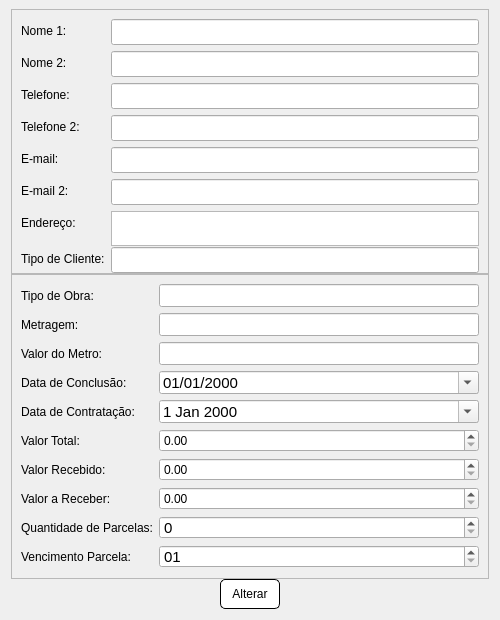
Old version of the form screens/show_project.ui in the repository devfabri/Arquitetura-Pereira.
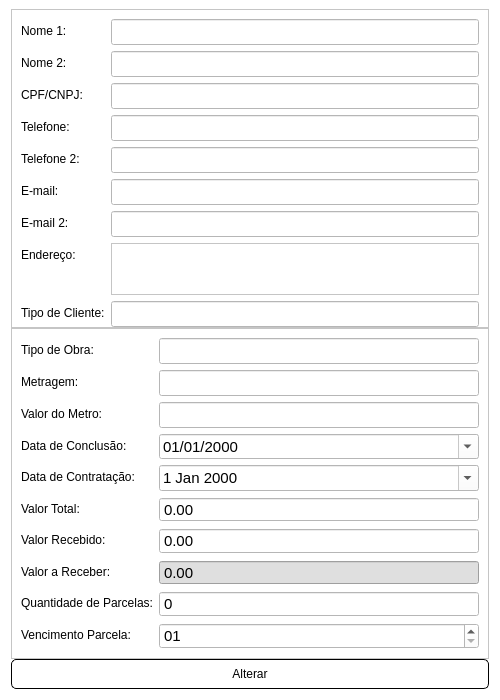
New version of the form.

What changed in the file:
```diff
--- a/screens/show_project.ui
+++ b/screens/show_project.ui
@@ -7,24 +7,27 @@
     <x>0</x>
     <y>0</y>
     <width>500</width>
-    <height>620</height>
+    <height>700</height>
    </rect>
   </property>
   <property name="minimumSize">
    <size>
     <width>500</width>
-    <height>620</height>
+    <height>700</height>
    </size>
   </property>
   <property name="maximumSize">
    <size>
     <width>500</width>
-    <height>650</height>
+    <height>700</height>
    </size>
   </property>
   <property name="windowTitle">
    <string>Dialog</string>
   </property>
+  <property name="styleSheet">
+   <string notr="true">background-color: rgb(255, 255, 255);</string>
+  </property>
   <layout class="QVBoxLayout" name="verticalLayout">
    <property name="spacing">
     <number>0</number>
@@ -43,7 +46,7 @@
      <property name="maximumSize">
       <size>
        <width>16777215</width>
-       <height>265</height>
+       <height>795</height>
       </size>
      </property>
      <property name="frameShape">
@@ -97,14 +100,14 @@
         </property>
        </widget>
       </item>
-      <item row="3" column="0">
+      <item row="4" column="0">
        <widget class="QLabel" name="label_3">
         <property name="text">
          <string>Telefone:</string>
         </property>
        </widget>
       </item>
-      <item row="3" column="1">
+      <item row="4" column="1">
        <widget class="QLineEdit" name="telefone1">
         <property name="font">
          <font>
@@ -113,14 +116,14 @@
         </property>
        </widget>
       </item>
-      <item row="4" column="0">
+      <item row="5" column="0">
        <widget class="QLabel" name="label_4">
         <property name="text">
          <string>Telefone 2:</string>
         </property>
        </widget>
       </item>
-      <item row="4" column="1">
+      <item row="5" column="1">
        <widget class="QLineEdit" name="telefone2">
         <property name="font">
          <font>
@@ -129,14 +132,14 @@
         </property>
        </widget>
       </item>
-      <item row="5" column="0">
+      <item row="6" column="0">
        <widget class="QLabel" name="label_5">
         <property name="text">
          <string>E-mail:</string>
         </property>
        </widget>
       </item>
-      <item row="5" column="1">
+      <item row="6" column="1">
        <widget class="QLineEdit" name="email1">
         <property name="font">
          <font>
@@ -145,14 +148,14 @@
         </property>
        </widget>
       </item>
-      <item row="6" column="0">
+      <item row="7" column="0">
        <widget class="QLabel" name="label_6">
         <property name="text">
          <string>E-mail 2:</string>
         </property>
        </widget>
       </item>
-      <item row="6" column="1">
+      <item row="7" column="1">
        <widget class="QLineEdit" name="email2">
         <property name="font">
          <font>
@@ -161,14 +164,14 @@
         </property>
        </widget>
       </item>
-      <item row="7" column="0">
+      <item row="8" column="0">
        <widget class="QLabel" name="label_7">
         <property name="text">
          <string>Endereço:</string>
         </property>
        </widget>
       </item>
-      <item row="7" column="1">
+      <item row="8" column="1">
        <widget class="QTextEdit" name="endereco">
         <property name="minimumSize">
          <size>
@@ -189,14 +192,14 @@
         </property>
        </widget>
       </item>
-      <item row="8" column="0">
+      <item row="9" column="0">
        <widget class="QLabel" name="label_8">
         <property name="text">
          <string>Tipo de Cliente:</string>
         </property>
        </widget>
       </item>
-      <item row="8" column="1">
+      <item row="9" column="1">
        <widget class="QLineEdit" name="tipo_cliente">
         <property name="font">
          <font>
@@ -205,6 +208,22 @@
         </property>
        </widget>
       </item>
+      <item row="3" column="0">
+       <widget class="QLabel" name="label_19">
+        <property name="text">
+         <string>CPF/CNPJ:</string>
+        </property>
+       </widget>
+      </item>
+      <item row="3" column="1">
+       <widget class="QLineEdit" name="cpf">
+        <property name="font">
+         <font>
+          <pointsize>11</pointsize>
+         </font>
+        </property>
+       </widget>
+      </item>
      </layout>
     </widget>
    </item>
@@ -283,11 +302,20 @@
       </item>
       <item row="3" column="1">
        <widget class="QDateEdit" name="data_conclusao">
+        <property name="minimumSize">
+         <size>
+          <width>0</width>
+          <height>24</height>
+         </size>
+        </property>
         <property name="font">
          <font>
           <pointsize>11</pointsize>
          </font>
         </property>
+        <property name="styleSheet">
+         <string notr="true">color: rgb(0, 0, 0);</string>
+        </property>
         <property name="displayFormat">
          <string>dd/MM/yyyy</string>
         </property>
@@ -305,11 +333,20 @@
       </item>
       <item row="4" column="1">
        <widget class="QDateEdit" name="data_contratacao">
+        <property name="minimumSize">
+         <size>
+          <width>0</width>
+          <height>24</height>
+         </size>
+        </property>
         <property name="font">
          <font>
           <pointsize>11</pointsize>
          </font>
         </property>
+        <property name="styleSheet">
+         <string notr="true">color: rgb(0, 0, 0);</string>
+        </property>
         <property name="calendarPopup">
          <bool>true</bool>
         </property>
@@ -343,6 +380,12 @@
           <pointsize>11</pointsize>
          </font>
         </property>
+        <property name="buttonSymbols">
+         <enum>QAbstractSpinBox::NoButtons</enum>
+        </property>
+        <property name="maximum">
+         <number>99999999</number>
+        </property>
        </widget>
       </item>
       <item row="9" column="0">
@@ -372,19 +415,79 @@
        </widget>
       </item>
       <item row="5" column="1">
-       <widget class="QDoubleSpinBox" name="valor_total"/>
+       <widget class="QDoubleSpinBox" name="valor_total">
+        <property name="minimumSize">
+         <size>
+          <width>0</width>
+          <height>24</height>
+         </size>
+        </property>
+        <property name="font">
+         <font>
+          <pointsize>11</pointsize>
+         </font>
+        </property>
+        <property name="buttonSymbols">
+         <enum>QAbstractSpinBox::NoButtons</enum>
+        </property>
+        <property name="maximum">
+         <double>100000000000000000.000000000000000</double>
+        </property>
+       </widget>
       </item>
       <item row="6" column="1">
-       <widget class="QDoubleSpinBox" name="valor_recebido"/>
+       <widget class="QDoubleSpinBox" name="valor_recebido">
+        <property name="minimumSize">
+         <size>
+          <width>0</width>
+          <height>24</height>
+         </size>
+        </property>
+        <property name="font">
+         <font>
+          <pointsize>11</pointsize>
+         </font>
+        </property>
+        <property name="buttonSymbols">
+         <enum>QAbstractSpinBox::NoButtons</enum>
+        </property>
+        <property name="maximum">
+         <double>99999999999999.000000000000000</double>
+        </property>
+       </widget>
       </item>
       <item row="7" column="1">
-       <widget class="QDoubleSpinBox" name="valor_a_receber"/>
+       <widget class="QDoubleSpinBox" name="valor_a_receber">
+        <property name="minimumSize">
+         <size>
+          <width>0</width>
+          <height>24</height>
+         </size>
+        </property>
+        <property name="font">
+         <font>
+          <pointsize>11</pointsize>
+         </font>
+        </property>
+        <property name="styleSheet">
+         <string notr="true">background-color: rgb(223, 223, 223);</string>
+        </property>
+        <property name="readOnly">
+         <bool>true</bool>
+        </property>
+        <property name="buttonSymbols">
+         <enum>QAbstractSpinBox::NoButtons</enum>
+        </property>
+        <property name="maximum">
+         <double>9999999999999.000000000000000</double>
+        </property>
+       </widget>
       </item>
      </layout>
     </widget>
    </item>
-   <item alignment="Qt::AlignHCenter">
-    <widget class="QPushButton" name="btn_alterar">
+   <item>
+    <widget class="QPushButton" name="btn_alterar2">
      <property name="minimumSize">
       <size>
        <width>60</width>
```
